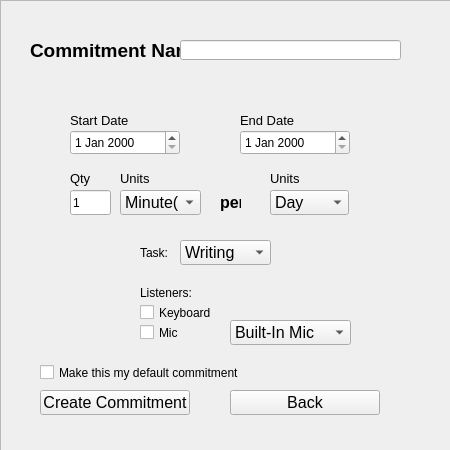
Qt form Tasker/CreateCommitmentQWidget.ui (thebigG/Tasker) before a commit.
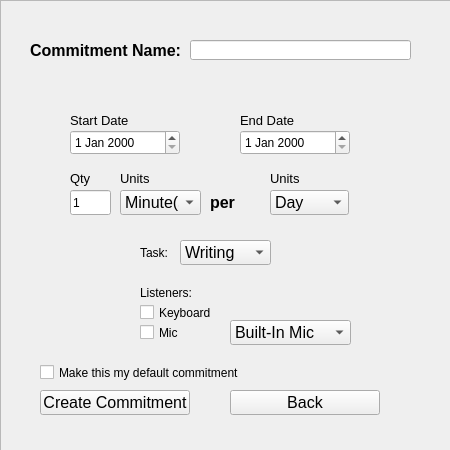
The same form after that commit.

Commit message: Cross platform fonts

The edit to the form file:
```diff
--- a/Tasker/CreateCommitmentQWidget.ui
+++ b/Tasker/CreateCommitmentQWidget.ui
@@ -39,7 +39,7 @@
     </property>
     <property name="font">
      <font>
-      <pointsize>14</pointsize>
+      <pointsize>12</pointsize>
       <weight>75</weight>
       <bold>true</bold>
      </font>
@@ -51,7 +51,7 @@
    <widget class="QLineEdit" name="commitmentNameQLineEdit">
     <property name="geometry">
      <rect>
-      <x>180</x>
+      <x>190</x>
       <y>40</y>
       <width>221</width>
       <height>20</height>
@@ -166,9 +166,9 @@
    <widget class="QLabel" name="perQLabel">
     <property name="geometry">
      <rect>
-      <x>220</x>
+      <x>210</x>
       <y>190</y>
-      <width>21</width>
+      <width>41</width>
       <height>25</height>
      </rect>
     </property>
```
